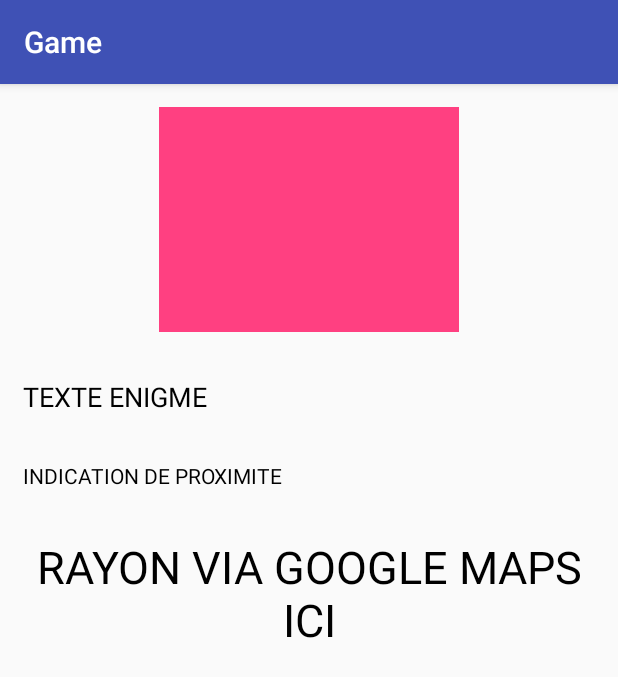
After one commit to Jeremy-Marghem/EnigWall, an Android app: the GameActivity screen opened directly, with no data from a screen before it, on a phone screen of 412 x 824 dp. The commit adds this screen. Shown: the top 677 px of the screen. Run offline under Robolectric (Android 15) with nearby library versions, the phone set to English and light mode, and no system bars.

Commit message:
Ajout GameActivity + RateActivity

```diff
--- a/app/build.gradle
+++ b/app/build.gradle
@@ -24,8 +24,10 @@
     androidTestCompile('com.android.support.test.espresso:espresso-core:2.2.2', {
         exclude group: 'com.android.support', module: 'support-annotations'
     })
+    compile files('src/main/java/jersey-bundle-1.14.jar')
     compile 'com.android.support:appcompat-v7:24.2.1'
+    compile 'com.google.code.gson:gson:2.8.0'
+    compile 'com.android.support:support-v4:24.2.1'
     testCompile 'junit:junit:4.12'
-    compile 'com.google.code.gson:gson:2.8.0'
-    compile files('src/main/java/jersey-bundle-1.14.jar')
+    compile 'com.google.android.gms:play-services-maps:9.8.0'
 }
--- a/app/src/main/AndroidManifest.xml
+++ b/app/src/main/AndroidManifest.xml
@@ -29,5 +29,11 @@
         <activity android:name=".LoginActivity"
             android:label="Connexion">
         </activity>
+        <activity android:name=".GameActivity"
+            android:label="Game">
+        </activity>
+        <activity android:name=".RateActivity"
+            android:label="Rate">
+        </activity>
     </application>
 </manifest>
--- /dev/null
+++ b/app/src/main/java/condorcet/appinfo3/groupe4/enigwall/GameActivity.java
@@ -0,0 +1,20 @@
+package condorcet.appinfo3.groupe4.enigwall;
+
+import android.os.Bundle;
+import android.support.v7.app.AppCompatActivity;
+
+import condorcet.appinfo3.groupe4.enigwall.R;
+import layout.Game_up;
+
+public class GameActivity extends AppCompatActivity {
+
+    //Game_up fragmentUp;
+
+    @Override
+    protected void onCreate(Bundle savedInstanceState) {
+        super.onCreate(savedInstanceState);
+        setContentView(R.layout.activity_game);
+        //fragmentUp = (Game_up) getSupportFragmentManager().findFragmentById(R.id.fragment);
+
+    }
+}
--- /dev/null
+++ b/app/src/main/java/layout/Game_down.java
@@ -0,0 +1,30 @@
+package layout;
+
+
+import android.os.Bundle;
+import android.support.v4.app.Fragment;
+import android.view.LayoutInflater;
+import android.view.View;
+import android.view.ViewGroup;
+
+import condorcet.appinfo3.groupe4.enigwall.R;
+
+/**
+ * A simple {@link Fragment} subclass.
+ */
+public class Game_down extends Fragment {
+
+
+    public Game_down() {
+        // Required empty public constructor
+    }
+
+
+    @Override
+    public View onCreateView(LayoutInflater inflater, ViewGroup container,
+                             Bundle savedInstanceState) {
+        // Inflate the layout for this fragment
+        return inflater.inflate(R.layout.fragment_game_down, container, false);
+    }
+
+}
--- /dev/null
+++ b/app/src/main/java/layout/Game_up.java
@@ -0,0 +1,31 @@
+package layout;
+
+
+import android.os.Bundle;
+import android.support.v4.app.Fragment;
+import android.support.v4.app.FragmentActivity;
+import android.view.LayoutInflater;
+import android.view.View;
+import android.view.ViewGroup;
+
+import condorcet.appinfo3.groupe4.enigwall.R;
+
+/**
+ * A simple {@link Fragment} subclass.
+ */
+public class Game_up extends Fragment {
+
+
+    public Game_up() {
+        // Required empty public constructor
+    }
+
+
+    @Override
+    public View onCreateView(LayoutInflater inflater, ViewGroup container,
+                             Bundle savedInstanceState) {
+        // Inflate the layout for this fragment
+        return inflater.inflate(R.layout.fragment_game_up, container, false);
+    }
+
+}
--- /dev/null
+++ b/app/src/main/res/layout-land/activity_game.xml
@@ -0,0 +1,31 @@
+<?xml version="1.0" encoding="utf-8"?>
+<FrameLayout xmlns:android="http://schemas.android.com/apk/res/android"
+    xmlns:tools="http://schemas.android.com/tools"
+    android:orientation="vertical"
+    android:layout_height="match_parent"
+    android:layout_width="match_parent">
+    <ScrollView
+        android:layout_height="match_parent"
+        android:layout_width="match_parent"
+        android:scrollbarSize="15dp">
+        <LinearLayout
+            android:layout_width="match_parent"
+            android:layout_height="wrap_content"
+            android:orientation="vertical">
+            <fragment
+                android:layout_width="match_parent"
+                android:layout_height="match_parent"
+                android:name="layout.Game_up"
+                android:id="@+id/fragmentUp"
+                tools:layout="@layout/fragment_game_up"
+                android:layout_gravity="center_vertical" />
+
+            <fragment
+                android:layout_width="match_parent"
+                android:layout_height="wrap_content"
+                android:name="layout.Game_down"
+                android:id="@+id/fragmentDown"
+                tools:layout="@layout/fragment_game_down" />
+        </LinearLayout>
+    </ScrollView>
+</FrameLayout>
--- a/app/src/main/res/layout-land/activity_hub.xml
+++ b/app/src/main/res/layout-land/activity_hub.xml
@@ -70,7 +70,8 @@
                 android:text="@string/hub_continue"
                 android:id="@+id/continueButton"
                 android:layout_weight="0.16"
-                android:layout_height="75dp" />
+                android:layout_height="75dp"
+                android:onClick="rate (HubActivity)" />
 
             <Button
                 android:layout_gravity="center"
@@ -82,7 +83,8 @@
                 android:id="@+id/beginButton"
                 android:layout_marginTop="10dp"
                 android:layout_width="290dp"
-                android:layout_height="75dp" />
+                android:layout_height="75dp"
+                android:onClick="play (HubActivity)" />
         </LinearLayout>
 
     </LinearLayout>
--- /dev/null
+++ b/app/src/main/res/layout/activity_game.xml
@@ -0,0 +1,27 @@
+<?xml version="1.0" encoding="utf-8"?>
+<FrameLayout xmlns:android="http://schemas.android.com/apk/res/android"
+    xmlns:tools="http://schemas.android.com/tools"
+    android:orientation="vertical"
+    android:layout_width="fill_parent"
+    android:layout_height="match_parent">
+    <ScrollView android:layout_height="match_parent" android:layout_width="match_parent">
+        <LinearLayout
+            android:layout_width="fill_parent"
+            android:layout_height="wrap_content"
+            android:orientation="vertical">
+            <fragment
+                android:layout_width="match_parent"
+                android:layout_height="wrap_content"
+                android:name="layout.Game_up"
+                android:id="@+id/fragmentUp"
+                tools:layout="@layout/fragment_game_up" />
+
+            <fragment
+                android:layout_width="match_parent"
+                android:layout_height="wrap_content"
+                android:name="layout.Game_down"
+                android:id="@+id/fragmentDown"
+                tools:layout="@layout/fragment_game_down" />
+        </LinearLayout>
+    </ScrollView>
+</FrameLayout>
--- a/app/src/main/res/layout/activity_hub.xml
+++ b/app/src/main/res/layout/activity_hub.xml
@@ -46,7 +46,8 @@
         android:padding="25dp"
         android:background="@android:color/holo_green_dark"
         android:text="@string/hub_continue"
-        android:id="@+id/continueButton" />
+        android:id="@+id/continueButton"
+        android:onClick="rate" />
 
     <Button
         android:layout_height="wrap_content"
@@ -58,7 +59,8 @@
         android:padding="25dp"
         android:background="@android:color/holo_green_dark"
         android:text="@string/hub_begin"
-        android:id="@+id/beginButton" />
+        android:id="@+id/beginButton"
+        android:onClick="play" />
 
     <TextView
         android:layout_width="match_parent"
--- /dev/null
+++ b/app/src/main/res/layout/fragment_game_down.xml
@@ -0,0 +1,25 @@
+<FrameLayout xmlns:android="http://schemas.android.com/apk/res/android"
+    xmlns:app="http://schemas.android.com/apk/res-auto"
+    xmlns:tools="http://schemas.android.com/tools"
+    android:layout_width="match_parent"
+    android:layout_height="match_parent"
+    tools:context="layout.Game_down">
+
+    <!-- TODO: Update blank fragment layout -->
+    <TextView
+        android:text="RAYON VIA GOOGLE MAPS ICI"
+        android:layout_width="wrap_content"
+        android:layout_height="wrap_content"
+        android:id="@+id/rayonTv"
+        android:scrollbarSize="15dp"
+        android:layout_gravity="center"
+        android:textColor="@android:color/black"
+        android:textSize="30sp"
+        android:layout_margin="15dp"
+        android:textAlignment="center" />
+
+    <com.google.android.gms.maps.MapView
+        android:layout_width="wrap_content"
+        android:layout_height="wrap_content"
+        android:id="@+id/mapView" />
+</FrameLayout>
--- /dev/null
+++ b/app/src/main/res/layout/fragment_game_up.xml
@@ -0,0 +1,41 @@
+<FrameLayout xmlns:android="http://schemas.android.com/apk/res/android"
+    xmlns:tools="http://schemas.android.com/tools"
+    android:layout_width="match_parent"
+    android:layout_height="match_parent"
+    xmlns:app="http://schemas.android.com/apk/res-auto"
+    tools:context="layout.Game_up"
+    android:id="@+id/game_up">
+
+    <!-- TODO: Update blank fragment layout -->
+    <LinearLayout
+        android:orientation="vertical"
+        android:layout_width="match_parent"
+        android:layout_height="wrap_content">
+
+        <ImageView
+            app:srcCompat="@color/colorAccent"
+            android:id="@+id/enigmePicture"
+            android:layout_height="150dp"
+            android:layout_width="200dp"
+            android:layout_marginTop="15dp"
+            android:layout_marginBottom="15dp"
+            android:layout_gravity="center" />
+
+        <TextView
+            android:text="TEXTE ENIGME"
+            android:layout_width="match_parent"
+            android:layout_height="wrap_content"
+            android:id="@+id/enigmeTv"
+            android:layout_margin="15dp"
+            android:textSize="18sp"
+            android:textColor="@android:color/black" />
+
+        <TextView
+            android:text="INDICATION DE PROXIMITE"
+            android:layout_width="match_parent"
+            android:layout_height="wrap_content"
+            android:id="@+id/indicationTv"
+            android:layout_margin="15dp"
+            android:textColor="@android:color/black" />
+    </LinearLayout>
+</FrameLayout>
--- a/app/src/main/res/values/colors.xml
+++ b/app/src/main/res/values/colors.xml
@@ -2,5 +2,5 @@
 <resources>
     <color name="colorPrimary">#3f51b5</color>
     <color name="colorPrimaryDark">#303f9f</color>
-    <color name="colorAccent">#FF4081</color>
+    <color name="colorAccent">#ff4081</color>
 </resources>
--- a/app/src/main/res/values/strings.xml
+++ b/app/src/main/res/values/strings.xml
@@ -35,4 +35,7 @@
     <string name="hub_del_error">Erreur, nous n\'avons pas pu supprimer votre compte</string>
     <string name="menu_del_cpt">Supprimer compte</string>
     <string name="menu_signoff">Se déconnecter</string>
+
+    <!-- TODO: Remove or change this placeholder text -->
+    <string name="hello_blank_fragment">Hello blank fragment</string>
 </resources>
```
Also changed, not shown: app/src/main/java/condorcet/appinfo3/groupe4/enigwall/HubActivity.java (+11 -0 lines), app/src/main/java/condorcet/appinfo3/groupe4/enigwall/RateActivity.java (added, +13 -0 lines), app/src/main/res/layout-land/activity_rating.xml (added, +48 -0 lines), app/src/main/res/layout/activity_rating.xml (added, +48 -0 lines), 1 other file.
